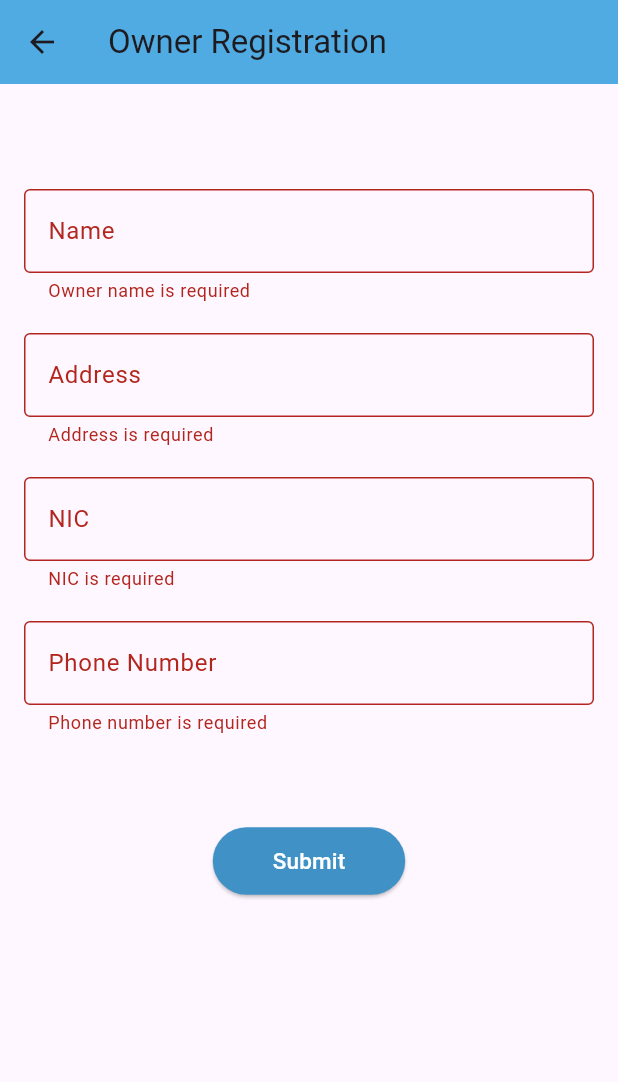
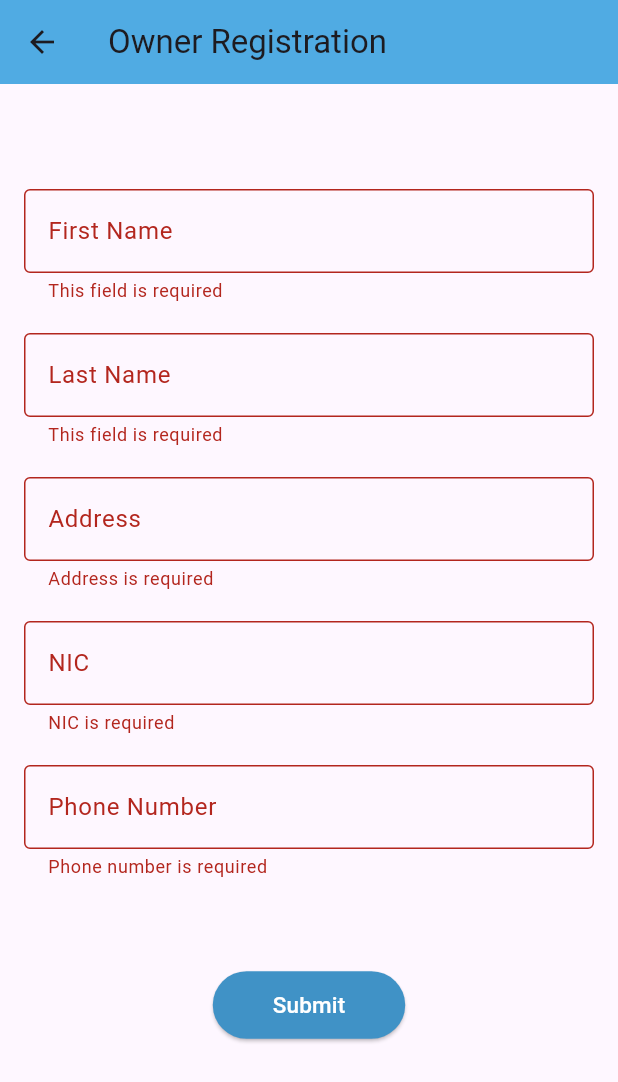
Before and after one commit to pubudu2003060/SENG-22212-Group-Project, a Flutter app: the OwnerRegisterScreen screen opened by its route, after a tap on "Submit", on a phone screen of 412 x 824 dp. Shown: the top 1082 px of the screen. Run offline on Flutter 3.47's test engine with Material 3 defaults, Android fonts, the phone set to English and light mode, and no system bars; missing offline and left inert: mobile_scanner.

Commit message:
change login fields

```diff
--- a/mobile_app/lib/ownerregister.dart
+++ b/mobile_app/lib/ownerregister.dart
@@ -3,7 +3,8 @@ import 'package:http/http.dart' as http;
 import 'dart:convert';
 
 class OwnerRegisterScreen extends StatelessWidget {
-  final TextEditingController nameController = TextEditingController();
+  final TextEditingController firstNameController = TextEditingController();
+  final TextEditingController lastNameController = TextEditingController();
   final TextEditingController addressController = TextEditingController();
   final TextEditingController phoneNoController = TextEditingController();
   final TextEditingController nicController = TextEditingController();
@@ -12,13 +13,12 @@ class OwnerRegisterScreen extends StatelessWidget {
 
   OwnerRegisterScreen({super.key});
 
-
   String? _validateName(String? value) {
     if (value == null || value.isEmpty) {
-      return 'Owner name is required';
+      return 'This field is required';
     }
-    if (!RegExp(r'^[a-zA-Z\s]+$').hasMatch(value)) {
-      return 'Owner name must contain only letters';
+    if (!RegExp(r'^[a-zA-Z]+$').hasMatch(value)) {
+      return 'Must contain only letters';
     }
     return null;
   }
@@ -34,9 +34,8 @@ class OwnerRegisterScreen extends StatelessWidget {
     if (value == null || value.isEmpty) {
       return 'NIC is required';
     }
-
-    if (!RegExp(r'^\d{9}$').hasMatch(value)) {
-      return 'NIC must be exactly 9 digits';
+    if (!RegExp(r'^\d{12}$').hasMatch(value)) {
+      return 'NIC must be exactly 12 digits';
     }
     return null;
   }
@@ -51,21 +50,19 @@ class OwnerRegisterScreen extends StatelessWidget {
     return null;
   }
 
-
   Future<void> _submitForm(BuildContext context) async {
-    final String name = nameController.text;
+    final String firstName = firstNameController.text;
+    final String lastName = lastNameController.text;
     final String address = addressController.text;
     final String phoneNo = phoneNoController.text;
     final String nic = nicController.text;
 
-
-    final url = Uri.parse(
-        'http://10.0.2.2:8080/api/v1/addfuelstationowner');
-
+    final url = Uri.parse('http://localhost:8080/api/v1/addfuelstationowner');
 
     final body = json.encode({
-      'name': name,
-      'contact': phoneNo,
+      'firstName': firstName,
+      'lastName': lastName,
+      'contact': "+94"+phoneNo,
       'address': address,
       'nicNo': nic,
     });
@@ -77,15 +74,12 @@ class OwnerRegisterScreen extends StatelessWidget {
         body: body,
       );
 
-
       print('Response status: ${response.statusCode}');
       print('Response body: ${response.body}');
 
       if (response.statusCode == 200) {
-
         Navigator.pushNamed(context, '/station_registration');
       } else {
-
         throw Exception('Failed to register owner: ${response.body}');
       }
     } catch (error) {
@@ -112,9 +106,18 @@ class OwnerRegisterScreen extends StatelessWidget {
             mainAxisAlignment: MainAxisAlignment.center,
             children: [
               TextFormField(
-                controller: nameController,
+                controller: firstNameController,
                 decoration: const InputDecoration(
-                  labelText: 'Name',
+                  labelText: 'First Name',
+                  border: OutlineInputBorder(),
+                ),
+                validator: _validateName,
+              ),
+              const SizedBox(height: 20.0),
+              TextFormField(
+                controller: lastNameController,
+                decoration: const InputDecoration(
+                  labelText: 'Last Name',
                   border: OutlineInputBorder(),
                 ),
                 validator: _validateName,
@@ -152,7 +155,6 @@ class OwnerRegisterScreen extends StatelessWidget {
               ElevatedButton(
                 onPressed: () {
                   if (_formKey.currentState!.validate()) {
-
                     _submitForm(context);
                   }
                 },
```
Also changed, not shown: mobile_app/lib/station_registration.dart (+29 -33 lines).
